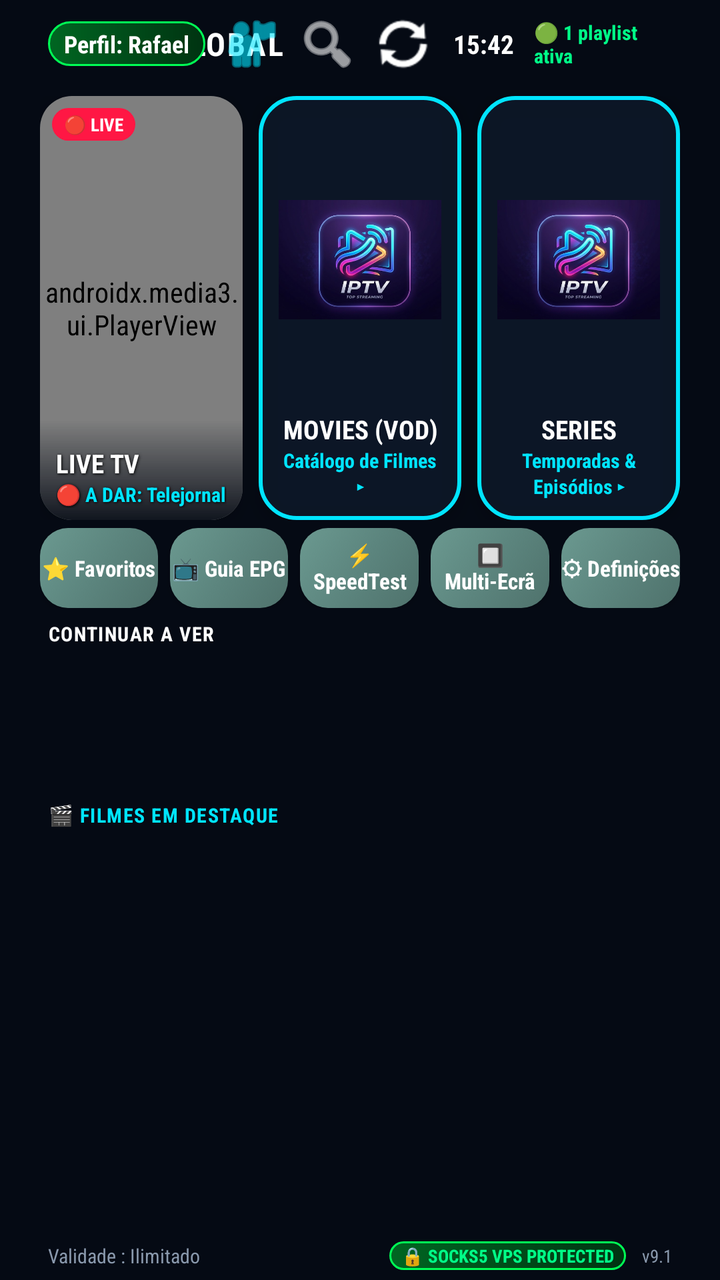
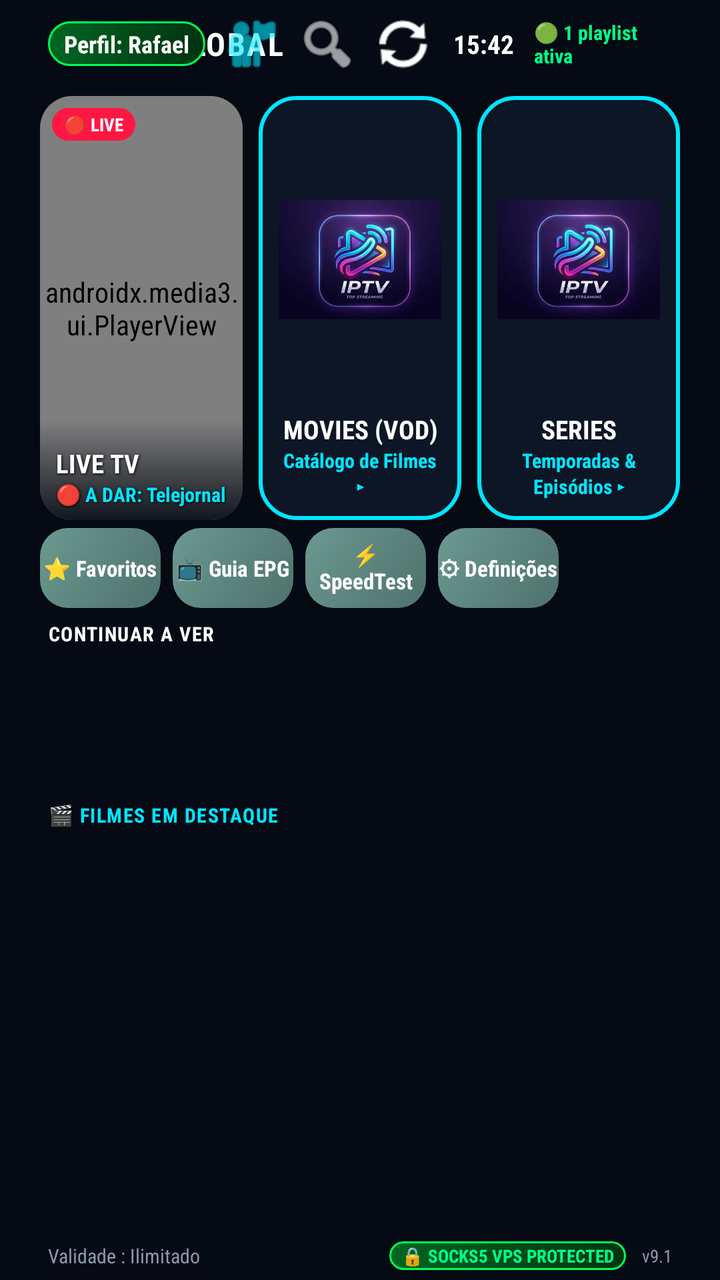

The first picture is an Android layout as it rendered before a commit; the second is the same layout after the commit. The layout source and the unified diff follow.
<!-- AndroidManifest.xml: application theme AppTheme -->
<!-- res/layout/activity_main.xml -->
<?xml version="1.0" encoding="utf-8"?>
<LinearLayout xmlns:android="http://schemas.android.com/apk/res/android"
    xmlns:app="http://schemas.android.com/apk/res-auto"
    xmlns:tools="http://schemas.android.com/tools"
    android:layout_width="match_parent"
    android:layout_height="match_parent"
    android:orientation="vertical"
    android:background="#050A14"
    tools:context=".MainActivity">

    
    <ImageView
        android:id="@+id/ivMainBackgroundBlur"
        android:layout_width="match_parent"
        android:layout_height="match_parent"
        android:scaleType="centerCrop"
        android:alpha="0.2"
        android:src="@drawable/logo"
        android:visibility="gone"/>

    
    <RelativeLayout
        android:id="@+id/headerBar"
        android:layout_width="match_parent"
        android:layout_height="44dp"
        android:paddingHorizontal="24dp">

        <LinearLayout
            android:id="@+id/llHeaderLogo"
            android:layout_width="wrap_content"
            android:layout_height="wrap_content"
            android:layout_centerVertical="true"
            android:orientation="horizontal"
            android:gravity="center_vertical">

            <TextView
                android:layout_width="wrap_content"
                android:layout_height="wrap_content"
                android:text="▼ IPTV "
                android:textColor="#00E5FF"
                android:textSize="16sp"
                android:textStyle="bold"
                android:letterSpacing="0.05" />

            <TextView
                android:layout_width="wrap_content"
                android:layout_height="wrap_content"
                android:text="GLOBAL"
                android:textColor="#FFFFFF"
                android:textSize="16sp"
                android:textStyle="bold"
                android:letterSpacing="0.05" />
        </LinearLayout>

        <LinearLayout
            android:layout_width="wrap_content"
            android:layout_height="wrap_content"
            android:layout_alignParentEnd="true"
            android:layout_centerVertical="true"
            android:orientation="horizontal"
            android:gravity="center_vertical">

            <TextView
                android:id="@+id/tvUserLogged"
                android:layout_width="wrap_content"
                android:layout_height="wrap_content"
                android:text="Perfil: Rafael"
                android:textColor="#FFFFFF"
                android:textSize="12sp"
                android:textStyle="bold"
                android:paddingHorizontal="8dp"
                android:paddingVertical="3dp"
                android:background="@drawable/bg_vpn_badge" />

            <ImageButton
                android:id="@+id/btnSwitchUser"
                android:layout_width="30dp"
                android:layout_height="30dp"
                android:layout_marginStart="8dp"
                android:background="?attr/selectableItemBackgroundBorderless"
                android:src="@android:drawable/ic_menu_myplaces"
                app:tint="#00E5FF"
                android:contentDescription="Mudar Utilizador"
                android:focusable="true" />

            <ImageButton
                android:id="@+id/btnSearch"
                android:layout_width="30dp"
                android:layout_height="30dp"
                android:layout_marginStart="8dp"
                android:background="?attr/selectableItemBackgroundBorderless"
                android:src="@android:drawable/ic_menu_search"
                app:tint="#FFFFFF"
                android:contentDescription="Pesquisar"
                android:focusable="true" />

            <ImageButton
                android:id="@+id/btnRefresh"
                android:layout_width="30dp"
                android:layout_height="30dp"
                android:layout_marginStart="8dp"
                android:background="?attr/selectableItemBackgroundBorderless"
                android:src="@android:drawable/ic_popup_sync"
                app:tint="#FFFFFF"
                android:contentDescription="Atualizar"
                android:focusable="true" />

            <TextView
                android:id="@+id/tvClock"
                android:layout_width="wrap_content"
                android:layout_height="wrap_content"
                android:layout_marginStart="10dp"
                android:text="15:42"
                android:textColor="#FFFFFF"
                android:textSize="13sp"
                android:textStyle="bold" />

            <TextView
                android:id="@+id/tvPlaylistStatus"
                android:layout_width="wrap_content"
                android:layout_height="wrap_content"
                android:layout_marginStart="10dp"
                android:text="🟢 1 playlist ativa"
                android:textColor="#00FF88"
                android:textSize="10sp"
                android:textStyle="bold" />
        </LinearLayout>
    </RelativeLayout>

    
    <LinearLayout
        android:id="@+id/gridHeroCards"
        android:layout_width="match_parent"
        android:layout_height="220dp"
        android:orientation="horizontal"
        android:paddingHorizontal="20dp"
        android:paddingTop="4dp"
        android:paddingBottom="4dp"
        android:weightSum="3">

        
        <androidx.cardview.widget.CardView
            android:id="@+id/cardTv"
            android:layout_width="0dp"
            android:layout_height="match_parent"
            android:layout_weight="1"
            android:layout_marginEnd="8dp"
            app:cardCornerRadius="16dp"
            app:cardBackgroundColor="#0A1929"
            app:cardElevation="6dp"
            android:focusable="true"
            android:clickable="true"
            android:descendantFocusability="blocksDescendants"
            android:nextFocusDown="@+id/btnQuickFavorites"
            android:foreground="?attr/selectableItemBackground"
            android:stateListAnimator="@animator/selector_item_scale">

            <RelativeLayout
                android:layout_width="match_parent"
                android:layout_height="match_parent">

                
                <androidx.media3.ui.PlayerView
                    android:id="@+id/miniPlayerView"
                    android:layout_width="match_parent"
                    android:layout_height="match_parent"
                    app:use_controller="false"
                    app:surface_type="texture_view"
                    app:resize_mode="zoom" />

                
                <View
                    android:layout_width="match_parent"
                    android:layout_height="50dp"
                    android:layout_alignParentBottom="true"
                    android:background="@drawable/bg_gradient_card_overlay" />

                
                <TextView
                    android:id="@+id/tvLiveBadge"
                    android:layout_width="wrap_content"
                    android:layout_height="wrap_content"
                    android:layout_alignParentTop="true"
                    android:layout_alignParentStart="true"
                    android:layout_margin="6dp"
                    android:text="🔴 LIVE"
                    android:textColor="#FFFFFF"
                    android:textSize="9sp"
                    android:textStyle="bold"
                    android:paddingHorizontal="6dp"
                    android:paddingVertical="2dp"
                    android:background="@drawable/bg_live_badge" />

                
                <TextView
                    android:id="@+id/tvTitleTv"
                    android:layout_width="match_parent"
                    android:layout_height="wrap_content"
                    android:layout_above="@id/tvSubTv"
                    android:layout_marginHorizontal="8dp"
                    android:text="LIVE TV"
                    android:textColor="#FFFFFF"
                    android:textSize="13sp"
                    android:textStyle="bold"
                    android:gravity="start"
                    android:maxLines="1"
                    android:ellipsize="end"
                    android:shadowColor="#000000"
                    android:shadowDx="1"
                    android:shadowDy="1"
                    android:shadowRadius="3" />

                
                <TextView
                    android:id="@+id/tvSubTv"
                    android:layout_width="match_parent"
                    android:layout_height="wrap_content"
                    android:layout_alignParentBottom="true"
                    android:layout_marginHorizontal="8dp"
                    android:layout_marginBottom="6dp"
                    android:text="🔴 A DAR: Telejornal"
                    android:textColor="#00E5FF"
                    android:textSize="10sp"
                    android:textStyle="bold"
                    android:gravity="start"
                    android:maxLines="1"
                    android:ellipsize="end"
                    android:shadowColor="#000000"
                    android:shadowDx="1"
                    android:shadowDy="1"
                    android:shadowRadius="3" />
            </RelativeLayout>
        </androidx.cardview.widget.CardView>

        
        <androidx.cardview.widget.CardView
            android:id="@+id/cardFilmes"
            android:layout_width="0dp"
            android:layout_height="match_parent"
            android:layout_weight="1"
            android:layout_marginEnd="8dp"
            app:cardCornerRadius="16dp"
            app:cardBackgroundColor="#00000000"
            app:cardElevation="6dp"
            android:focusable="true"
            android:clickable="true"
            android:descendantFocusability="blocksDescendants"
            android:nextFocusDown="@+id/btnQuickEpg"
            android:foreground="?attr/selectableItemBackground"
            android:stateListAnimator="@animator/selector_item_scale">

            <RelativeLayout
                android:layout_width="match_parent"
                android:layout_height="match_parent"
                android:background="@drawable/bg_neon_card_cyan"
                android:padding="10dp">

                <ImageView
                    android:id="@+id/ivCardFilmesBg"
                    android:layout_width="match_parent"
                    android:layout_height="match_parent"
                    android:layout_above="@id/tvTitleFilmes"
                    android:layout_marginBottom="4dp"
                    android:scaleType="fitCenter"
                    android:src="@drawable/logo" />

                <TextView
                    android:id="@+id/tvTitleFilmes"
                    android:layout_width="match_parent"
                    android:layout_height="wrap_content"
                    android:layout_above="@id/tvSubFilmes"
                    android:text="MOVIES (VOD)"
                    android:textColor="#FFFFFF"
                    android:textSize="13sp"
                    android:textStyle="bold"
                    android:gravity="center"
                    android:maxLines="1"
                    android:ellipsize="end" />

                <TextView
                    android:id="@+id/tvSubFilmes"
                    android:layout_width="match_parent"
                    android:layout_height="wrap_content"
                    android:layout_alignParentBottom="true"
                    android:text="Catálogo de Filmes ▸"
                    android:textColor="#00E5FF"
                    android:textSize="10sp"
                    android:textStyle="bold"
                    android:gravity="center" />
            </RelativeLayout>
        </androidx.cardview.widget.CardView>

        
        <androidx.cardview.widget.CardView
            android:id="@+id/cardSeries"
            android:layout_width="0dp"
            android:layout_height="match_parent"
            android:layout_weight="1"
            app:cardCornerRadius="16dp"
            app:cardBackgroundColor="#00000000"
            app:cardElevation="6dp"
            android:focusable="true"
            android:clickable="true"
            android:descendantFocusability="blocksDescendants"
            android:nextFocusDown="@+id/btnQuickMultiScreen"
            android:foreground="?attr/selectableItemBackground"
            android:stateListAnimator="@animator/selector_item_scale">

            <RelativeLayout
                android:layout_width="match_parent"
                android:layout_height="match_parent"
                android:background="@drawable/bg_neon_card_cyan"
                android:padding="10dp">

                <ImageView
                    android:id="@+id/ivCardSeriesBg"
                    android:layout_width="match_parent"
                    android:layout_height="match_parent"
                    android:layout_above="@id/tvTitleSeries"
                    android:layout_marginBottom="4dp"
                    android:scaleType="fitCenter"
                    android:src="@drawable/logo" />

                <TextView
                    android:id="@+id/tvTitleSeries"
                    android:layout_width="match_parent"
                    android:layout_height="wrap_content"
                    android:layout_above="@id/tvSubSeries"
                    android:text="SERIES"
                    android:textColor="#FFFFFF"
                    android:textSize="13sp"
                    android:textStyle="bold"
                    android:gravity="center"
                    android:maxLines="1"
                    android:ellipsize="end" />

                <TextView
                    android:id="@+id/tvSubSeries"
                    android:layout_width="match_parent"
                    android:layout_height="wrap_content"
                    android:layout_alignParentBottom="true"
                    android:text="Temporadas &amp; Episódios ▸"
                    android:textColor="#00E5FF"
                    android:textSize="10sp"
                    android:textStyle="bold"
                    android:gravity="center" />
            </RelativeLayout>
        </androidx.cardview.widget.CardView>
    </LinearLayout>

    
    <LinearLayout
        android:id="@+id/llQuickAccessBar"
        android:layout_width="match_parent"
        android:layout_height="40dp"
        android:orientation="horizontal"
        android:paddingHorizontal="20dp"
        android:layout_marginBottom="6dp"
        android:weightSum="5"
        android:descendantFocusability="afterDescendants"
        android:focusable="false">

        <Button
            android:id="@+id/btnQuickFavorites"
            android:layout_width="0dp"
            android:layout_height="match_parent"
            android:layout_weight="1"
            android:layout_marginEnd="6dp"
            android:background="@drawable/bg_smarters_sage"
            android:text="⭐ Favoritos"
            android:textColor="#FFFFFF"
            android:textSize="11sp"
            android:textStyle="bold"
            android:textAllCaps="false"
            android:focusable="true"
            android:clickable="true"
            android:nextFocusUp="@id/cardTv"
            android:nextFocusDown="@id/rvContinueWatching"
            android:nextFocusRight="@id/btnQuickEpg" />

        <Button
            android:id="@+id/btnQuickEpg"
            android:layout_width="0dp"
            android:layout_height="match_parent"
            android:layout_weight="1"
            android:layout_marginEnd="6dp"
            android:background="@drawable/bg_smarters_sage"
            android:text="📺 Guia EPG"
            android:textColor="#FFFFFF"
            android:textSize="11sp"
            android:textStyle="bold"
            android:textAllCaps="false"
            android:focusable="true"
            android:clickable="true"
            android:nextFocusUp="@id/cardFilmes"
            android:nextFocusDown="@id/rvContinueWatching"
            android:nextFocusLeft="@id/btnQuickFavorites"
            android:nextFocusRight="@id/btnQuickSettings" />

        <Button
            android:id="@+id/btnQuickSettings"
            android:layout_width="0dp"
            android:layout_height="match_parent"
            android:layout_weight="1"
            android:layout_marginEnd="6dp"
            android:background="@drawable/bg_smarters_sage"
            android:text="⚡ SpeedTest"
            android:textColor="#FFFFFF"
            android:textSize="11sp"
            android:textStyle="bold"
            android:textAllCaps="false"
            android:focusable="true"
            android:clickable="true"
            android:nextFocusUp="@id/cardFilmes"
            android:nextFocusDown="@id/rvContinueWatching"
            android:nextFocusLeft="@id/btnQuickEpg"
            android:nextFocusRight="@id/btnQuickMultiScreen" />

        <Button
            android:id="@+id/btnQuickMultiScreen"
            android:layout_width="0dp"
            android:layout_height="match_parent"
            android:layout_weight="1"
            android:layout_marginEnd="6dp"
            android:background="@drawable/bg_smarters_sage"
            android:text="🔲 Multi-Ecrã"
            android:textColor="#FFFFFF"
            android:textSize="11sp"
            android:textStyle="bold"
            android:textAllCaps="false"
            android:focusable="true"
            android:clickable="true"
            android:nextFocusUp="@id/cardSeries"
            android:nextFocusDown="@id/rvContinueWatching"
            android:nextFocusLeft="@id/btnQuickSettings"
            android:nextFocusRight="@id/btnQuickCatchup" />

        <Button
            android:id="@+id/btnQuickCatchup"
            android:layout_width="0dp"
            android:layout_height="match_parent"
            android:layout_weight="1"
            android:background="@drawable/bg_smarters_sage"
            android:text="⚙ Definições"
            android:textColor="#FFFFFF"
            android:textSize="11sp"
            android:textStyle="bold"
            android:textAllCaps="false"
            android:focusable="true"
            android:clickable="true"
            android:nextFocusUp="@id/cardSeries"
            android:nextFocusDown="@id/rvContinueWatching"
            android:nextFocusLeft="@id/btnQuickMultiScreen" />
    </LinearLayout>

    
    
    <TextView
        android:id="@+id/tvContinueTitleHeader"
        android:layout_width="wrap_content"
        android:layout_height="wrap_content"
        android:text="CONTINUAR A VER"
        android:textColor="#FFFFFF"
        android:textSize="10sp"
        android:textStyle="bold"
        android:letterSpacing="0.05"
        android:layout_marginStart="24dp"
        android:layout_marginBottom="2dp" />

    <androidx.recyclerview.widget.RecyclerView
        android:id="@+id/rvContinueWatching"
        android:layout_width="match_parent"
        android:layout_height="65dp"
        android:orientation="horizontal"
        android:paddingHorizontal="20dp"
        android:layout_marginBottom="10dp" />

    
    <TextView
        android:id="@+id/tvFeaturedTitleHeader"
        android:layout_width="wrap_content"
        android:layout_height="wrap_content"
        android:text="🎬 FILMES EM DESTAQUE"
        android:textColor="#00E5FF"
        android:textSize="10sp"
        android:textStyle="bold"
        android:letterSpacing="0.05"
        android:layout_marginStart="24dp"
        android:layout_marginBottom="2dp" />

    <androidx.recyclerview.widget.RecyclerView
        android:id="@+id/rvFeaturedMovies"
        android:layout_width="match_parent"
        android:layout_height="140dp"
        android:orientation="horizontal"
        android:paddingHorizontal="20dp"
        android:layout_marginBottom="10dp" />

    <View
        android:layout_width="match_parent"
        android:layout_height="0dp"
        android:layout_weight="1" />

    
    <RelativeLayout
        android:id="@+id/footerBar"
        android:layout_width="match_parent"
        android:layout_height="24dp"
        android:paddingHorizontal="24dp">

        <TextView
            android:id="@+id/tvVencimento"
            android:layout_width="wrap_content"
            android:layout_height="wrap_content"
            android:layout_alignParentStart="true"
            android:layout_centerVertical="true"
            android:text="Validade : Ilimitado"
            android:textColor="#8A99AD"
            android:textSize="10sp" />

        <LinearLayout
            android:layout_width="wrap_content"
            android:layout_height="wrap_content"
            android:layout_alignParentEnd="true"
            android:layout_centerVertical="true"
            android:orientation="horizontal"
            android:gravity="center_vertical">

            <TextView
                android:layout_width="wrap_content"
                android:layout_height="wrap_content"
                android:text="🔒 SOCKS5 VPS PROTECTED"
                android:textColor="#00FF88"
                android:textSize="9sp"
                android:textStyle="bold"
                android:paddingHorizontal="6dp"
                android:paddingVertical="1dp"
                android:background="@drawable/bg_vpn_badge" />

            <TextView
                android:layout_width="wrap_content"
                android:layout_height="wrap_content"
                android:layout_marginStart="8dp"
                android:text="v9.1"
                android:textColor="#8A99AD"
                android:textSize="9sp" />
        </LinearLayout>
    </RelativeLayout>

</LinearLayout>
<!-- resources referenced by this layout -->
<resources>
  <!-- drawable bg_gradient_card_overlay (drawable) -->
  <?xml version="1.0" encoding="utf-8"?>
  <shape xmlns:android="http://schemas.android.com/apk/res/android"
      android:shape="rectangle">
      <gradient
          android:angle="270"
          android:startColor="#00000000"
          android:endColor="#E6050A14"
          android:type="linear" />
  </shape>
  <!-- drawable bg_live_badge (drawable) -->
  <?xml version="1.0" encoding="utf-8"?>
  <shape xmlns:android="http://schemas.android.com/apk/res/android"
      android:shape="rectangle">
      <solid android:color="#FF1744" />
      <corners android:radius="12dp" />
  </shape>
  <!-- drawable bg_neon_card_cyan (drawable) -->
  <?xml version="1.0" encoding="utf-8"?>
  <shape xmlns:android="http://schemas.android.com/apk/res/android"
      android:shape="rectangle">
      <solid android:color="#CC0E1A2B" />
      <stroke
          android:width="2dp"
          android:color="#00E5FF" />
      <corners android:radius="18dp" />
  </shape>
  <!-- drawable bg_smarters_sage (drawable) -->
  <?xml version="1.0" encoding="utf-8"?>
  <selector xmlns:android="http://schemas.android.com/apk/res/android">
      <item android:state_focused="true">
          <shape android:shape="rectangle">
              <gradient android:angle="135" android:startColor="#80C8B8" android:centerColor="#95DED1" android:endColor="#AAEBDC" android:type="linear" />
              <corners android:radius="14dp" />
              <stroke android:width="2dp" android:color="#FFFFFF" />
          </shape>
      </item>
      <item>
          <shape android:shape="rectangle">
              <gradient android:angle="135" android:startColor="#4F726C" android:centerColor="#5C857E" android:endColor="#6B9990" android:type="linear" />
              <corners android:radius="14dp" />
          </shape>
      </item>
  </selector>
  <!-- drawable bg_vpn_badge (drawable) -->
  <?xml version="1.0" encoding="utf-8"?>
  <shape xmlns:android="http://schemas.android.com/apk/res/android" android:shape="rectangle">
      <gradient android:startColor="#006622" android:endColor="#003311" android:angle="0"/>
      <corners android:radius="16dp"/>
      <stroke android:width="1dp" android:color="#00FF55"/>
  </shape>
  <!-- drawable logo: png bitmap (drawable, 182814 bytes) -->
  <style name="AppTheme" parent="Theme.AppCompat.NoActionBar">
          <item name="android:fontFamily">sans-serif-condensed</item>
      </style>
</resources>

<!-- the commit's change to res/layout/activity_main.xml (unified diff, before → after) -->
@@ -302,7 +302,7 @@
             android:focusable="true"
             android:clickable="true"
             android:descendantFocusability="blocksDescendants"
-            android:nextFocusDown="@+id/btnQuickMultiScreen"
+            android:nextFocusDown="@+id/btnQuickCatchup"
             android:foreground="?attr/selectableItemBackground"
             android:stateListAnimator="@animator/selector_item_scale">
 
@@ -414,26 +414,9 @@
             android:nextFocusUp="@id/cardFilmes"
             android:nextFocusDown="@id/rvContinueWatching"
             android:nextFocusLeft="@id/btnQuickEpg"
-            android:nextFocusRight="@id/btnQuickMultiScreen" />
-
-        <Button
-            android:id="@+id/btnQuickMultiScreen"
-            android:layout_width="0dp"
-            android:layout_height="match_parent"
-            android:layout_weight="1"
-            android:layout_marginEnd="6dp"
-            android:background="@drawable/bg_smarters_sage"
-            android:text="🔲 Multi-Ecrã"
-            android:textColor="#FFFFFF"
-            android:textSize="11sp"
-            android:textStyle="bold"
-            android:textAllCaps="false"
-            android:focusable="true"
-            android:clickable="true"
-            android:nextFocusUp="@id/cardSeries"
-            android:nextFocusDown="@id/rvContinueWatching"
-            android:nextFocusLeft="@id/btnQuickSettings"
             android:nextFocusRight="@id/btnQuickCatchup" />
+
+        
 
         <Button
             android:id="@+id/btnQuickCatchup"
@@ -450,7 +433,7 @@
             android:clickable="true"
             android:nextFocusUp="@id/cardSeries"
             android:nextFocusDown="@id/rvContinueWatching"
-            android:nextFocusLeft="@id/btnQuickMultiScreen" />
+            android:nextFocusLeft="@id/btnQuickSettings" />
     </LinearLayout>
 
     
